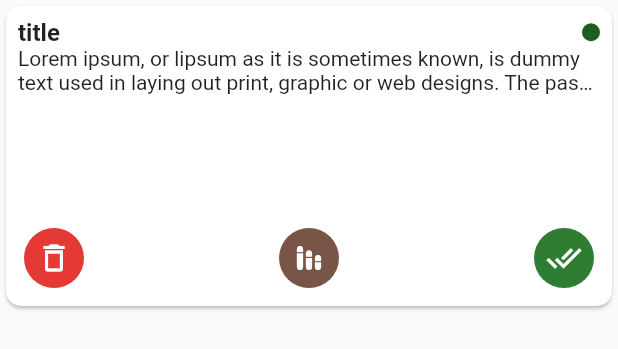
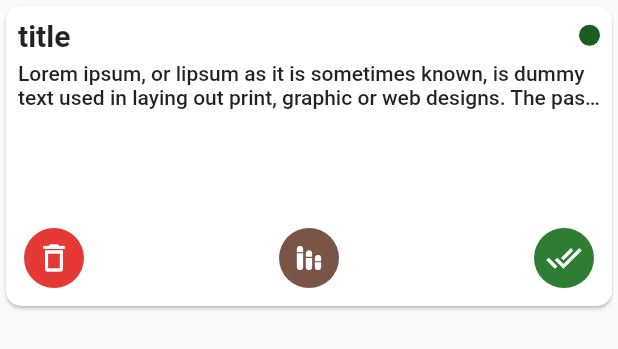
Before and after one commit to efenstakes/oned_m, a Flutter app: the TaskWidget widget shown alone on an empty page, opened directly with sample values from the repository, on a phone screen of 412 x 824 dp. Shown: the top 349 px of the screen. Run offline on Flutter 3.47's test engine with Material 2 defaults, Android fonts, the phone set to English and light mode, and no system bars; our stand-ins replace cloud_firestore, date_time_picker, firebase_auth, firebase_core, jiffy; missing offline and left inert: dart:ffi; accounts and stored records are empty.

Commit message:
update text legibility

```diff
--- a/lib/widgets/task.widget.dart
+++ b/lib/widgets/task.widget.dart
@@ -1,9 +1,7 @@
 import 'package:flutter/material.dart';
 import 'package:jiffy/jiffy.dart';
 import 'package:oned_m/models/task.model.dart';
-import 'package:oned_m/pages/login_register/login_register.screen.dart';
 import 'package:oned_m/pages/task_details/task_details.screen.dart';
-import 'package:oned_m/pages/task_ongoing/task_ongoing.screen.dart';
 
 
 class TaskWidget extends StatefulWidget {
@@ -34,7 +32,6 @@ class _TaskWidgetState extends State<TaskWidget> {
       onTap: ()=> Navigator.of(context).push(
         MaterialPageRoute(
           builder: (ctxt)=> TaskDetailsScreen(task: widget.task,)
-          // builder: (ctxt)=> TaskOngoingScreen(task: widget.task,)
         )
       ),
       child: Card(
@@ -56,13 +53,13 @@ class _TaskWidgetState extends State<TaskWidget> {
                 children: [
                   Text(
                     widget.task.title!,
-                    style: Theme.of(context).textTheme.titleMedium!.copyWith(
+                    style: Theme.of(context).textTheme.titleLarge!.copyWith(
                           fontWeight: FontWeight.bold,
                         ),
                   ),
                   Container(
-                    width: 12,
-                    height: 12,
+                    width: 14,
+                    height: 14,
                     decoration: BoxDecoration(
                       shape: BoxShape.circle,
                       color: color,
@@ -70,11 +67,13 @@ class _TaskWidgetState extends State<TaskWidget> {
                   )
                 ],
               ),
+              const SizedBox(height: 6),
+
 
               // description
               Text(
                 widget.task.description!,
-                style: Theme.of(context).textTheme.bodyMedium,
+                style: Theme.of(context).textTheme.bodyLarge,
                 overflow: TextOverflow.ellipsis,
                 maxLines: 2,
               ),
@@ -90,7 +89,7 @@ class _TaskWidgetState extends State<TaskWidget> {
                     child: const Icon(Icons.delete_outline_outlined),
                     mini: true,
                     elevation: 0,
-                    key: Key("delete"),
+                    key: const Key("delete"),
                     backgroundColor: Colors.red[600],
                   ),
                   FloatingActionButton(
@@ -98,7 +97,7 @@ class _TaskWidgetState extends State<TaskWidget> {
                     child: const Icon(Icons.stacked_bar_chart_rounded),
                     mini: true,
                     elevation: 0,
-                    key: Key("set status"),
+                    key: const Key("set status"),
                     backgroundColor: Colors.greenAccent[800],
                   ),
                   FloatingActionButton(
@@ -106,7 +105,7 @@ class _TaskWidgetState extends State<TaskWidget> {
                     child: const Icon(Icons.done_all),
                     mini: true,
                     elevation: 0,
-                    key: Key("done"),
+                    key: const Key("done"),
                     backgroundColor: Colors.green[800],
                   ),
                 ],
```
